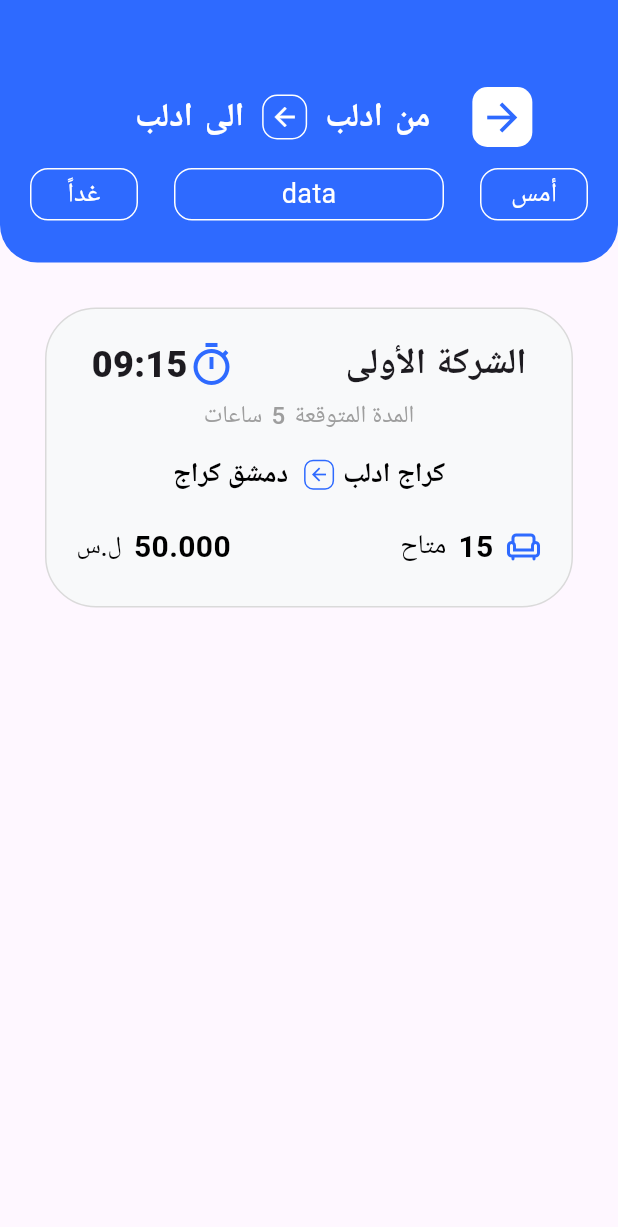
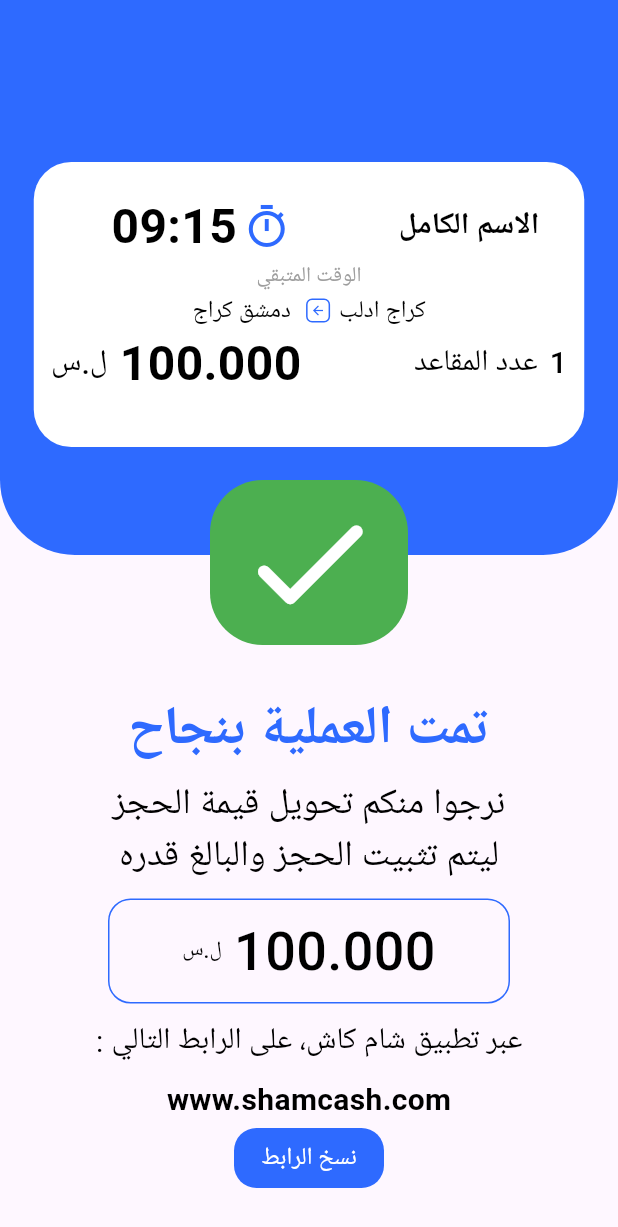
Before and after one commit to mohamedhissy/tathcra-app, a Flutter app: the screen it shows after launch, on a phone screen of 412 x 824 dp. Shown: the top 1227 px of the screen. Run offline on Flutter 3.47's test engine with Material 3 defaults, Android fonts, the phone set to English and light mode, and no system bars; our stand-ins replace get, shared_preferences.

Commit message:
create ConfirmReservationView

```diff
--- a/lib/core/resources/manager_height.dart
+++ b/lib/core/resources/manager_height.dart
@@ -35,6 +35,7 @@ class ManagerHeight {
   static const double h68 = 68;
   static const double h70 = 70;
   static const double h75 = 75;
+  static const double h76 = 76;
   static const double h78 = 78;
   static const double h80 = 80;
   static const double h82 = 82;
@@ -59,7 +60,9 @@ class ManagerHeight {
   static const double h200 = 200;
   static const double h220 = 220;
   static const double h225 = 225;
+  static const double h300 = 300;
   static const double h313 = 313;
+  static const double h370 = 370;
   static const double h378 = 378;
   static const double h340 = 340;
   static const double h490 = 490;
--- a/lib/core/resources/manager_strings.dart
+++ b/lib/core/resources/manager_strings.dart
@@ -46,4 +46,12 @@ class ManagerStrings {
   static const String chooseYourSeat = 'اختار مكان مقعدك';
   static const String bestChoiceOfYourSeat = 'تفضل باختيار مقعدك';
   static const String approvalAndConfirmationOfReservation = 'الموافقة وتأكيد الحجز';
+  static const String expectedDuration = 'المدة المتوقعة';
+  static const String hours = 'ساعات';
+  static const String reservedFemale = 'محجوز-أنثى';
+  static const String reservedMale = 'محجوز-ذكر';
+  static const String seatAvailable = 'مقعد متاح';
+  static const String remainingTime = 'الوقت المتبقي';
+  static const String seats = 'seats';
+  static const String copyLink = 'نسخ الرابط';
 }
--- a/lib/core/resources/manager_width.dart
+++ b/lib/core/resources/manager_width.dart
@@ -67,6 +67,7 @@ class ManagerWidth {
   static const double w299 = 299;
   static const double w218 = 218;
   static const double w300 = 300;
+  static const double w322 = 322;
   static const double w355 = 355;
   static const double w335 = 335;
   static const double w343 = 343;
--- a/lib/features/reservations/presentaion/view/choose_your_seat_view.dart
+++ b/lib/features/reservations/presentaion/view/choose_your_seat_view.dart
@@ -258,7 +258,7 @@ class _ChooseYourSeatViewState extends State<ChooseYourSeatView> {
                     Row(
                       mainAxisAlignment: MainAxisAlignment.center,
                       children: [
-                        Text('ساعات',style: TextStyle(
+                        Text(ManagerStrings.hours,style: TextStyle(
                           fontWeight: ManagerFontWeight.regular,
                           fontSize: ManagerFontSizes.s16,
                           color: ManagerColors.grey,
@@ -270,7 +270,7 @@ class _ChooseYourSeatViewState extends State<ChooseYourSeatView> {
                           color: ManagerColors.grey,
                         ),),
                         SizedBox(width: ManagerWidth.w6,),
-                        Text('المدة المتوقعة',style: TextStyle(
+                        Text(ManagerStrings.expectedDuration,style: TextStyle(
                           fontWeight: ManagerFontWeight.regular,
                           fontSize: ManagerFontSizes.s16,
                           color: ManagerColors.grey,
@@ -339,7 +339,7 @@ class _ChooseYourSeatViewState extends State<ChooseYourSeatView> {
                       children: [
                         Row(
                           children: [
-                            Text('محجوز-أنثى',style: TextStyle(
+                            Text(ManagerStrings.reservedFemale,style: TextStyle(
                               fontSize: ManagerFontSizes.s14,
                             ),),
                             SizedBox(width: ManagerWidth.w4,),
@@ -356,7 +356,7 @@ class _ChooseYourSeatViewState extends State<ChooseYourSeatView> {
                         SizedBox(width: ManagerWidth.w12,),
                         Row(
                           children: [
-                            Text('محجوز-ذكر',style: TextStyle(
+                            Text(ManagerStrings.reservedMale,style: TextStyle(
                               fontSize: ManagerFontSizes.s14,
                             ),),
                             SizedBox(width: ManagerWidth.w4,),
@@ -373,7 +373,7 @@ class _ChooseYourSeatViewState extends State<ChooseYourSeatView> {
                         SizedBox(width: ManagerWidth.w12,),
                         Row(
                           children: [
-                            Text('مقعد متاح',style: TextStyle(
+                            Text(ManagerStrings.seatAvailable,style: TextStyle(
                               fontSize: ManagerFontSizes.s14,
                             ),),
                             SizedBox(width: ManagerWidth.w4,),
--- /dev/null
+++ b/lib/features/success/presentaion/view/confirm_reservation_view.dart
@@ -0,0 +1,326 @@
+import 'package:flutter/material.dart';
+import 'package:flutter/services.dart';
+import '../../../../core/resources/manager_colors.dart';
+import '../../../../core/resources/manager_font_sizes.dart';
+import '../../../../core/resources/manager_font_weight.dart';
+import '../../../../core/resources/manager_height.dart';
+import '../../../../core/resources/manager_raduis.dart';
+import '../../../../core/resources/manager_strings.dart';
+import '../../../../core/resources/manager_width.dart';
+
+class ConfirmReservationView extends StatelessWidget {
+  const ConfirmReservationView({super.key});
+
+  @override
+  Widget build(BuildContext context) {
+    return Scaffold(
+      body: SingleChildScrollView(
+        child: Column(
+          children: [
+            SizedBox(
+              height: 460,
+              child: Stack(
+                children: [
+                  Container(
+                    width: double.infinity,
+                    height: ManagerHeight.h370,
+                    decoration: BoxDecoration(
+                      color: ManagerColors.primaryColor,
+                      borderRadius: BorderRadius.only(
+                        bottomLeft: Radius.circular(50),
+                        bottomRight: Radius.circular(50),
+                      ),
+                    ),
+                    child: Row(
+                      mainAxisAlignment: MainAxisAlignment.center,
+                      children: [
+                        Column(
+                          children: [
+                            SizedBox(height: ManagerHeight.h108),
+                            Container(
+                              width: ManagerWidth.w367,
+                              height: ManagerHeight.h190,
+                              decoration: BoxDecoration(
+                                color: Colors.white,
+                                borderRadius:
+                                    BorderRadius.circular(ManagerRadius.r25),
+                              ),
+                              child: Column(
+                                children: [
+                                  Padding(
+                                    padding: EdgeInsets.only(
+                                      top: ManagerHeight.h20,
+                                      left: ManagerWidth.w30,
+                                      right: ManagerWidth.w30,
+                                    ),
+                                    child: Row(
+                                      mainAxisAlignment: MainAxisAlignment.end,
+                                      children: [
+                                        Text(
+                                          '09:15',
+                                          style: TextStyle(
+                                            fontSize: ManagerFontSizes.s32,
+                                            fontWeight: ManagerFontWeight.w600,
+                                            color: ManagerColors.black,
+                                          ),
+                                        ),
+                                        SizedBox(width: ManagerWidth.w4),
+                                        Icon(
+                                          Icons.timer_outlined,
+                                          color: ManagerColors.primaryColor,
+                                          size: 32,
+                                        ),
+                                        SizedBox(width: ManagerWidth.w72),
+                                        Text(
+                                          ManagerStrings.fullName,
+                                          style: TextStyle(
+                                            fontSize: 20,
+                                            fontWeight: ManagerFontWeight.bold,
+                                            color: ManagerColors.black,
+                                          ),
+                                        ),
+                                      ],
+                                    ),
+                                  ),
+                                  Text(
+                                    ManagerStrings.remainingTime,
+                                    style: TextStyle(
+                                      fontSize: ManagerFontSizes.s14,
+                                      fontWeight: ManagerFontWeight.w400,
+                                      color: ManagerColors.grey,
+                                    ),
+                                  ),
+                                  Row(
+                                    mainAxisAlignment: MainAxisAlignment.center,
+                                    children: [
+                                      Text(
+                                        'دمشق كراج ',
+                                        style: TextStyle(
+                                          fontSize: ManagerFontSizes.s16,
+                                          fontWeight: ManagerFontWeight.regular,
+                                          color: ManagerColors.black,
+                                        ),
+                                      ),
+                                      SizedBox(width: ManagerWidth.w6),
+                                      Container(
+                                        padding: EdgeInsets.all(2),
+                                        decoration: BoxDecoration(
+                                          shape: BoxShape.rectangle,
+                                          borderRadius:
+                                              BorderRadius.circular(4),
+                                          border: Border.all(
+                                            color: ManagerColors.primaryColor,
+                                          ),
+                                        ),
+                                        child: Icon(
+                                          Icons.arrow_back,
+                                          color: ManagerColors.primaryColor,
+                                          size: 10,
+                                        ),
+                                      ),
+                                      SizedBox(width: ManagerWidth.w6),
+                                      Text(
+                                        'كراج ادلب',
+                                        style: TextStyle(
+                                          fontSize: ManagerFontSizes.s16,
+                                          fontWeight: ManagerFontWeight.regular,
+                                          color: ManagerColors.black,
+                                        ),
+                                      ),
+                                    ],
+                                  ),
+                                  Row(
+                                    mainAxisAlignment: MainAxisAlignment.center,
+                                    children: [
+                                      Text(
+                                        'ل.س',
+                                        style: TextStyle(
+                                          fontSize: ManagerFontSizes.s20,
+                                          fontWeight: ManagerFontWeight.regular,
+                                          color: ManagerColors.black,
+                                        ),
+                                      ),
+                                      SizedBox(width: ManagerWidth.w8),
+                                      Text(
+                                        '100.000',
+                                        style: TextStyle(
+                                          fontSize: ManagerFontSizes.s32,
+                                          fontWeight: ManagerFontWeight.w600,
+                                          color: ManagerColors.black,
+                                        ),
+                                      ),
+                                      SizedBox(width: ManagerWidth.w75),
+                                      Text(
+                                        'عدد المقاعد',
+                                        style: TextStyle(
+                                          fontSize: ManagerFontSizes.s20,
+                                          fontWeight: ManagerFontWeight.regular,
+                                          color: ManagerColors.black,
+                                        ),
+                                      ),
+                                      SizedBox(width: ManagerWidth.w8),
+                                      Text(
+                                        '1',
+                                        style: TextStyle(
+                                          fontSize: ManagerFontSizes.s20,
+                                          fontWeight: ManagerFontWeight.regular,
+                                          color: ManagerColors.black,
+                                        ),
+                                      ),
+                                    ],
+                                  ),
+                                ],
+                              ),
+                            ),
+                            SizedBox(height: ManagerHeight.h20),
+                          ],
+                        ),
+                      ],
+                    ),
+                  ),
+                  Positioned(
+                    top: 320,
+                    left: 140,
+                    right: 140,
+                    child: Container(
+                      width: 110,
+                      height: 110,
+                      decoration: BoxDecoration(
+                        color: Colors.green,
+                        borderRadius: BorderRadius.circular(35),
+                      ),
+                      child: Icon(
+                        Icons.check_rounded,
+                        color: ManagerColors.white,
+                        size: 100,
+                      ),
+                    ),
+                  ),
+                ],
+              ),
+            ),
+            Text(
+              'تمت العملية بنجاح',
+              style: TextStyle(
+                fontWeight: ManagerFontWeight.bold,
+                fontSize: ManagerFontSizes.s36,
+                color: ManagerColors.primaryColor,
+              ),
+            ),
+            SizedBox(
+              height: ManagerHeight.h6,
+            ),
+            Text(
+              'نرجوا منكم تحويل قيمة الحجز',
+              style: TextStyle(
+                fontWeight: ManagerFontWeight.regular,
+                fontSize: ManagerFontSizes.s24,
+                color: ManagerColors.black,
+              ),
+            ),
+            Text(
+              'ليتم تثبيت الحجز والبالغ قدره',
+              style: TextStyle(
+                fontWeight: ManagerFontWeight.regular,
+                fontSize: ManagerFontSizes.s24,
+                color: ManagerColors.black,
+              ),
+            ),
+            SizedBox(
+              height: ManagerHeight.h10,
+            ),
+            Container(
+              width: ManagerWidth.w270,
+              height: ManagerHeight.h70,
+              decoration: BoxDecoration(
+                  borderRadius: BorderRadius.circular(15),
+                  border: Border.all(
+                    color: ManagerColors.primaryColor,
+                    width: 1,
+                  )),
+              child: Row(
+                mainAxisAlignment: MainAxisAlignment.center,
+                children: [
+                  Text(
+                    'ل.س',
+                    style: TextStyle(
+                      fontWeight: ManagerFontWeight.regular,
+                      fontSize: ManagerFontSizes.s14,
+                      color: ManagerColors.black,
+                    ),
+                  ),
+                  SizedBox(
+                    width: ManagerWidth.w8,
+                  ),
+                  Text(
+                    '100.000',
+                    style: TextStyle(
+                      fontWeight: ManagerFontWeight.regular,
+                      fontSize: ManagerFontSizes.s36,
+                      color: ManagerColors.black,
+                    ),
+                  ),
+                ],
+              ),
+            ),
+            SizedBox(
+              height: ManagerHeight.h10,
+            ),
+            Text(
+              ': عبر تطبيق شام كاش، على الرابط التالي',
+              style: TextStyle(
+                fontSize: ManagerFontSizes.s20,
+                color: ManagerColors.black,
+              ),
+            ),
+            SizedBox(
+              height: ManagerHeight.h10,
+            ),
+            Text(
+              'www.shamcash.com',
+              style: TextStyle(
+                fontSize: ManagerFontSizes.s20,
+                fontWeight: ManagerFontWeight.bold,
+                color: ManagerColors.black,
+              ),
+            ),
+            ElevatedButton(
+              style: ElevatedButton.styleFrom(
+                minimumSize: Size(ManagerWidth.w100, ManagerHeight.h40),
+                backgroundColor: ManagerColors.primaryColor,
+                shape: RoundedRectangleBorder(
+                  borderRadius: BorderRadius.circular(15),
+                ),
+                elevation: 0,
+                // (اختياري) لتقليل الظل
+                padding: EdgeInsets.zero, // مهم لإلغاء المسافات داخل الزر
+              ),
+              onPressed: () {
+                Clipboard.setData(ClipboardData(text: "https://www.shamcash.com"));
+                ScaffoldMessenger.of(context).showSnackBar(
+                  SnackBar(
+                    content: Text("تم نسخ الرابط"),
+                    duration: Duration(seconds: 1),
+                  ),
+                );
+              },
+              child: Container(
+                width: ManagerWidth.w100,
+                height: ManagerHeight.h40,
+                child: Center(
+                  child: Text(
+                    ManagerStrings.copyLink,
+                    style: TextStyle(
+                      fontSize: ManagerFontSizes.s16,
+                      color: ManagerColors.white,
+                    ),
+                  ),
+                ),
+              ),
+            ),
+          ],
+        ),
+      ),
+    );
+  }
+}
--- a/lib/main.dart
+++ b/lib/main.dart
@@ -27,7 +27,7 @@ class MyApp extends StatelessWidget {
         Locale('en'),
       ],
       debugShowCheckedModeBanner: false,
-      initialRoute: Routes.reservationsView,
+      initialRoute: Routes.confirmReservationView,
       onGenerateRoute: RouteGenerator.getRoute,
     );
   }
--- a/lib/routes/routes.dart
+++ b/lib/routes/routes.dart
@@ -11,6 +11,8 @@ import '../features/auth/presentaion/view/verification_code_view.dart';
 import '../features/out_boarding/presentaion/view/out_boarding_view.dart';
 import '../features/reservations/presentaion/view/choose_your_seat_view.dart';
 import '../features/reservations/presentaion/view/reservations_view.dart';
+import '../features/success/presentaion/view/confirm_reservation_view.dart';
+import '../features/success/presentaion/view/success_view.dart';
 
 class Routes {
   static const String outBoardingView = '/out_boarding_view';
@@ -27,6 +29,8 @@ class Routes {
   static const String resetPasswordView = '/reset_password_view';
   static const String reservationsView = '/reservations_view';
   static const String chooseYourSeatView = '/choose_your_seat_view';
+  static const String successView = '/success_view';
+  static const String confirmReservationView = '/confirm_reservation_view';
 
 }
 
@@ -55,6 +59,10 @@ class RouteGenerator {
       case Routes.chooseYourSeatView:
         initReservations();
         return MaterialPageRoute(builder: (_) => const ChooseYourSeatView());
+      case Routes.successView:
+        return MaterialPageRoute(builder: (_) => const SuccessView());
+      case Routes.confirmReservationView:
+        return MaterialPageRoute(builder: (_) => const ConfirmReservationView());
       default:
         return unDefineRoute();
     }
```
Also changed, not shown: lib/features/success/presentaion/view/success_view.dart (added, +257 -0 lines), lib/features/success/presentaion/controller/success_controller.dart (added).
